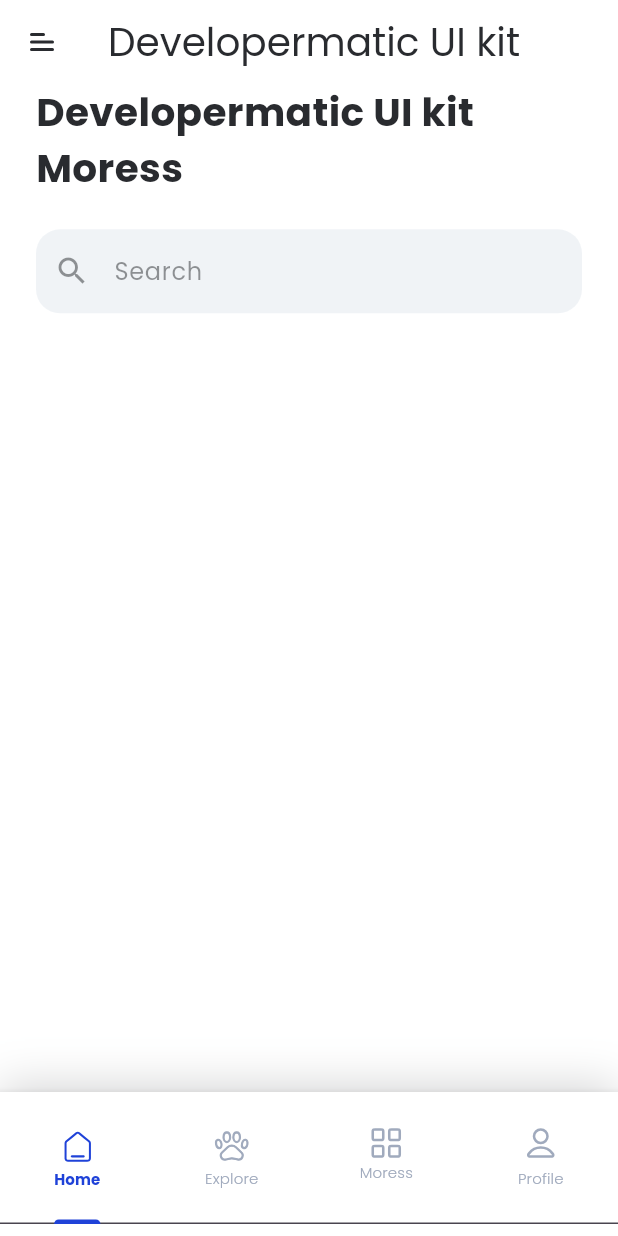
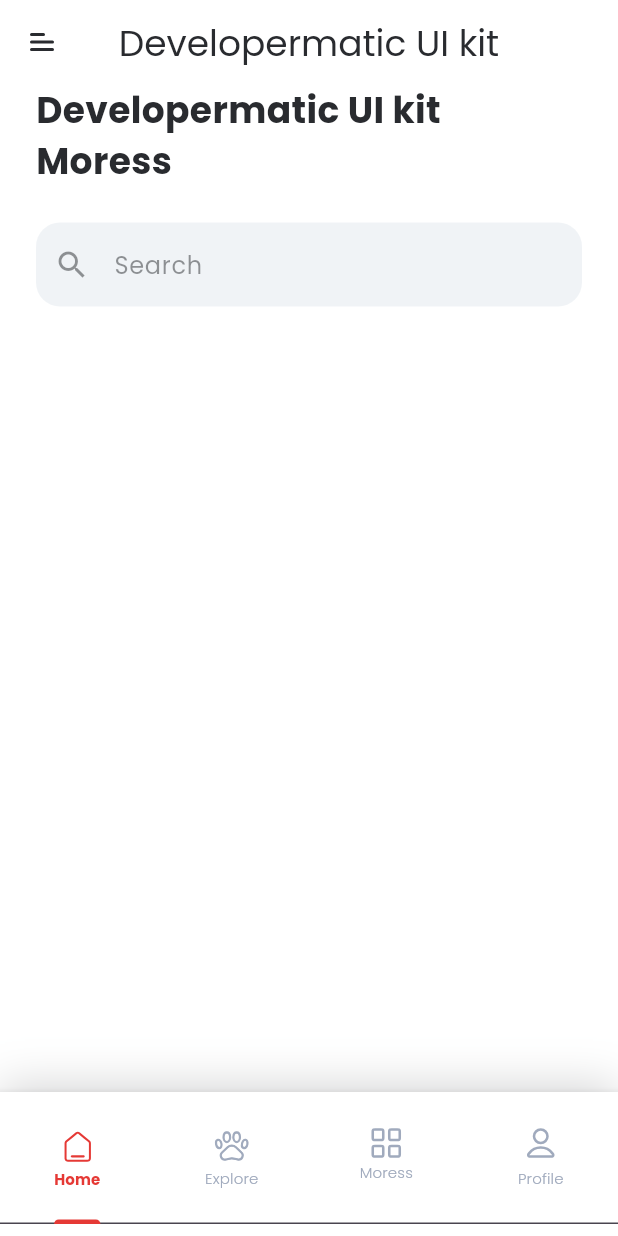
Before and after one commit to dev-abdul-basit/developermatic_ui_kit, a Flutter app: the BottomMenuTabs screen opened by its route, on a phone screen of 412 x 824 dp. Run offline on Flutter 3.47's test engine with Material 3 defaults, Android fonts, the phone set to English and light mode, and no system bars; our stand-ins replace flutter_svg, page_transition.

Commit message:
ui updated

```diff
--- a/lib/components/appbar.dart
+++ b/lib/components/appbar.dart
@@ -45,7 +45,7 @@ class CustomAppBar extends StatelessWidget implements PreferredSizeWidget {
       ),
       title: Text(
         title!,
-        style: h1Bold26Black.copyWith(fontWeight: FontWeight.normal),
+        style: h1Bold24Black.copyWith(fontWeight: FontWeight.normal),
       ),
       automaticallyImplyLeading: false,
     );
--- a/lib/config/colors.dart
+++ b/lib/config/colors.dart
@@ -1,7 +1,7 @@
 import 'package:flutter/material.dart';
 
 class AppColors {
-  static const Color primaryColor = Color(0xff1F42D8);
+  static const Color primaryColor = Color(0xffE53935);
   static const Color lightPrimaryColor = Color(0xff96BBFF);
   static const Color secondaryBlueColor = Color(0xff5AC4F4);
   //
--- a/lib/config/strings.dart
+++ b/lib/config/strings.dart
@@ -8,6 +8,7 @@ class AppStrings {
   static const String search = 'Search';
   static const String uiKit = 'UI Kit';
 
+
   // Bottom Menu
   static const String home = 'Home';
   static const String explore = 'Explore';
--- a/lib/config/styles.dart
+++ b/lib/config/styles.dart
@@ -3,9 +3,9 @@ import 'package:flutter/material.dart';
 import 'package:developermatic_kit/config/colors.dart';
 
 //Headings Black
-const h1Bold26Black = TextStyle(
+const h1Bold24Black = TextStyle(
   color: AppColors.black,
-  fontSize: 26,
+  fontSize: 24,
   fontFamily: 'Poppins',
   fontWeight: FontWeight.bold,
 );
--- a/lib/screens/home/components/body.dart
+++ b/lib/screens/home/components/body.dart
@@ -1,4 +1,5 @@
 import 'package:developermatic_kit/config/colors.dart';
+import 'package:developermatic_kit/config/size.dart';
 import 'package:developermatic_kit/config/strings.dart';
 import 'package:developermatic_kit/config/styles.dart';
 import 'package:flutter/material.dart';
@@ -23,9 +24,9 @@ class _BodyState extends State<Body> {
               crossAxisAlignment: CrossAxisAlignment.start,
               children: [
                 topHeading(),
-                SizedBox(height: MediaQuery.of(context).size.height / 36),
+                SizedBox(height: getProportionateScreenHeight(24)),
                 searchBar(),
-                SizedBox(height: MediaQuery.of(context).size.height / 24),
+                SizedBox(height: getProportionateScreenHeight(24)),
               ],
             ),
           ),
@@ -42,11 +43,11 @@ class _BodyState extends State<Body> {
         children: [
           Text(
             AppStrings.appTitle,
-            style: h1Bold26Black,
+            style: h1Bold24Black,
           ),
           Text(
             AppStrings.more,
-            style: h1Bold26Black,
+            style: h1Bold24Black,
           )
         ],
       ),
```
